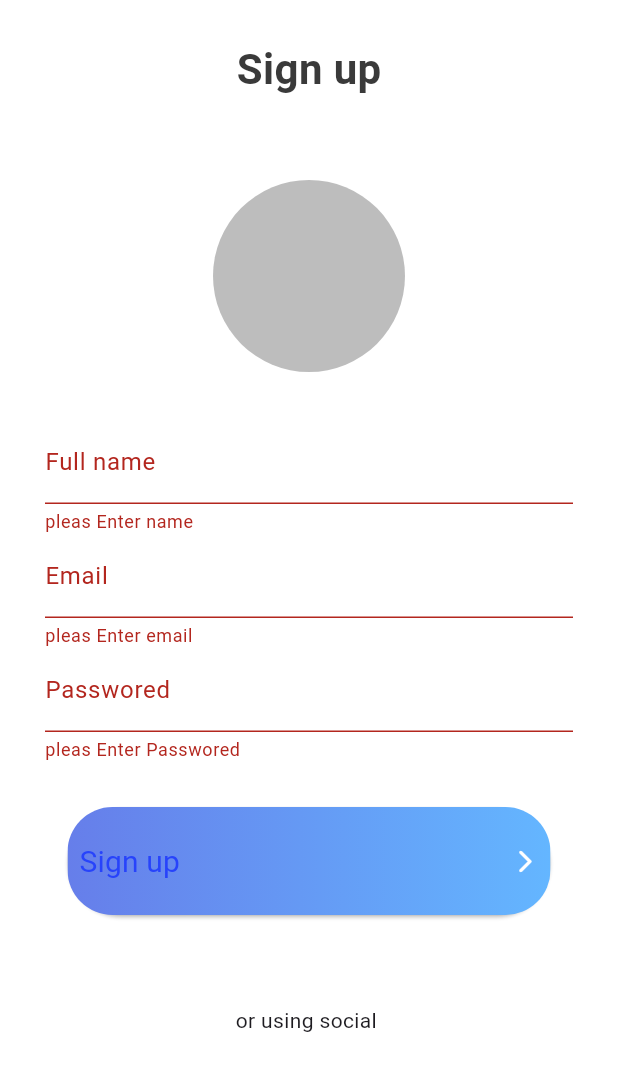
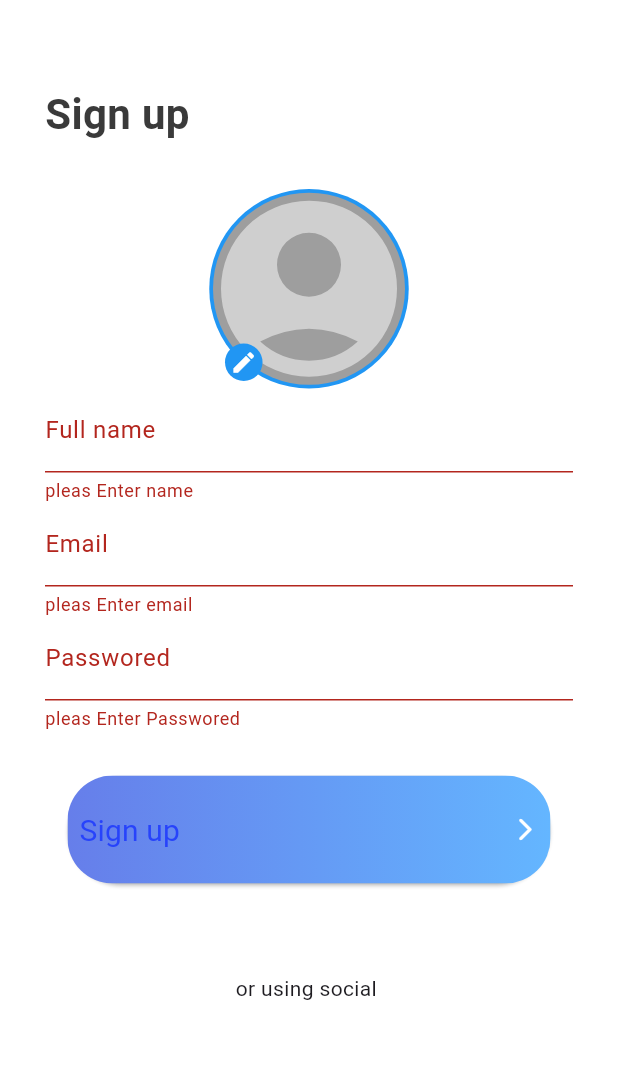
Before and after one commit to a7iiid/PTMA, a Flutter app: the SignUpScreen screen opened by its route, after a tap on "Sign up", on a phone screen of 412 x 824 dp. Shown: the top 1071 px of the screen. Run offline on Flutter 3.47's test engine with Material 3 defaults, Android fonts, the phone set to English and light mode, and no system bars; our stand-ins replace bloc, cloud_firestore, dartz, dio, firebase_auth, firebase_core and 10 more; missing offline and left inert: flutter_barcode_scanner, flutter_polyline_points, flutter_stripe, font_awesome_icon_class; accounts and stored records are empty; Roboto replaces fonts that are missing (Montserrat); project files that could hold a hidden picture were left out.

Commit message:
end sign up and user profile picture

```diff
--- a/lib/core/utils/images.dart
+++ b/lib/core/utils/images.dart
@@ -1,5 +1,13 @@
 class Assets {
   Assets._();
+
+  /// Assets for imagesApplePay
+  /// assets/images/applePay.svg
+  static const String imagesApplePay = "assets/images/applePay.svg";
+
+  /// Assets for imagesCard
+  /// assets/images/card.svg
+  static const String imagesCard = "assets/images/card.svg";
 
   /// Assets for imagesIsTrue
   /// assets/images/isTrue.svg
@@ -9,9 +17,25 @@ class Assets {
   /// assets/images/mainScreen.svg
   static const String imagesMainScreen = "assets/images/mainScreen.svg";
 
+  /// Assets for imagesMapStyleMapStyle
+  /// assets/images/map_style/mapStyle.json
+  static const String imagesMapStyleMapStyle = "assets/images/map_style/mapStyle.json";
+
+  /// Assets for imagesMarker
+  /// assets/images/marker.jpg
+  static const String imagesMarker = "assets/images/marker.jpg";
+
+  /// Assets for imagesMastercard
+  /// assets/images/mastercard.svg
+  static const String imagesMastercard = "assets/images/mastercard.svg";
+
   /// Assets for imagesMenuIcon
   /// assets/images/menuIcon.svg
   static const String imagesMenuIcon = "assets/images/menuIcon.svg";
+
+  /// Assets for imagesPaypal
+  /// assets/images/paypal.svg
+  static const String imagesPaypal = "assets/images/paypal.svg";
 
   /// Assets for imagesRectangle
   /// assets/images/Rectangle.svg
@@ -33,23 +57,11 @@ class Assets {
   /// assets/images/splash.jpg
   static const String imagesSplash = "assets/images/splash.jpg";
 
-  /// Assets for imagesApplePay
-  /// assets/images/applePay.svg
-  static const String imagesApplePay = "assets/images/applePay.svg";
-
-  /// Assets for imagesCard
-  /// assets/images/card.svg
-  static const String imagesCard = "assets/images/card.svg";
-
-  /// Assets for imagesMastercard
-  /// assets/images/mastercard.svg
-  static const String imagesMastercard = "assets/images/mastercard.svg";
-
-  /// Assets for imagesPaypal
-  /// assets/images/paypal.svg
-  static const String imagesPaypal = "assets/images/paypal.svg";
-
   /// Assets for imagesSuccess
   /// assets/images/success.svg
   static const String imagesSuccess = "assets/images/success.svg";
+
+  /// Assets for imagesUserProfilSvg
+  /// assets/images/userProfilSvg.svg
+  static const String imagesUserProfilSvg = "assets/images/userProfilSvg.svg";
 }
--- /dev/null
+++ b/lib/core/widget/custom_teaxt_form_field.dart
@@ -0,0 +1,36 @@
+import 'package:flutter/material.dart';
+
+class CustomTeaxtFormField extends StatelessWidget {
+  const CustomTeaxtFormField({
+    super.key,
+    required this.controlar,
+    required this.hintText,
+    required this.labelText,
+    required this.validatText,
+    this.keyboardType,
+  });
+
+  final TextEditingController controlar;
+  final TextInputType? keyboardType;
+  final String hintText;
+  final String labelText;
+  final String validatText;
+
+  @override
+  Widget build(BuildContext context) {
+    return TextFormField(
+      controller: controlar,
+      validator: (value) {
+        if (value!.isEmpty) {
+          return validatText;
+        }
+        return null;
+      },
+      keyboardType: keyboardType ?? TextInputType.name,
+      decoration: InputDecoration(
+          hintText: hintText,
+          label: Text(labelText),
+          enabledBorder: UnderlineInputBorder()),
+    );
+  }
+}
--- a/lib/feture/autth/manger/cubit/auth_state.dart
+++ b/lib/feture/autth/manger/cubit/auth_state.dart
@@ -17,3 +17,9 @@ final class Filur extends AuthState {
 final class success extends AuthState {}
 
 final class Loginstat extends AuthState {}
+
+final class ChangeUserPictiurSuccess extends AuthState {}
+
+final class ChangeUserPictiurFilur extends AuthState {}
+
+final class ChangeUserPictiurLoding extends AuthState {}
--- a/lib/feture/autth/presentation/view/signup.dart
+++ b/lib/feture/autth/presentation/view/signup.dart
@@ -1,10 +1,17 @@
+import 'dart:io';
+
 import 'package:flutter/material.dart';
+import 'package:flutter/widgets.dart';
 import 'package:flutter_bloc/flutter_bloc.dart';
 import 'package:flutter_svg/flutter_svg.dart';
 import 'package:ptma/core/utils/Style.dart';
 import 'package:ptma/core/utils/images.dart';
 import 'package:ptma/feture/autth/manger/cubit/auth_cubit.dart';
+import '../../../../core/utils/image_picker/image_picer.dart';
 import '../../../../core/widget/custom_button.dart';
+import '../../../../core/widget/custom_teaxt_form_field.dart';
+import '../widget/set_user_image.dart';
+import '../widget/user_name_input.dart';
 
 class SignUpScreen extends StatefulWidget {
   const SignUpScreen({super.key});
@@ -35,14 +42,11 @@ class _SignUpScreenState extends State<SignUpScreen> {
       key: key,
       child: Scaffold(
         body: SafeArea(
-          child: BlocProvider(
-            create: (context) => AuthAppCubit(),
           child: form(
             emailControlar: emailControlar,
             pasControlar: pasControlar,
             nameControlar: nameControlar,
             formKey: key,
-            ),
           ),
         ),
       ),
@@ -66,97 +70,42 @@ class form extends StatelessWidget {
   GlobalKey<FormState> formKey;
   Widget preficon = SvgPicture.asset(Assets.imagesIsTrue);
 
-  bool isEmail = false;
-  bool isPass = false;
   @override
   Widget build(BuildContext context) {
-    return BlocBuilder<AuthAppCubit, AuthState>(builder: (context, state) {
+    return BlocProvider(
+      create: (context) => AuthAppCubit(),
+      child: BlocConsumer<AuthAppCubit, AuthState>(
+          listener: (context, state) {},
+          builder: (context, state) {
             return SingleChildScrollView(
               padding: const EdgeInsets.all(30),
               child: Column(
                 children: [
-            // const SizedBox(
-            //   height: 130,
-            // ),
-            const Text('Sign up', style: AppStyle.bold28blak),
+                  const SizedBox(
+                    height: 30,
+                  ),
+                  const Row(
+                    children: [
+                      Text('Sign up', style: AppStyle.bold28blak),
+                      Spacer()
+                    ],
+                  ),
                   const SizedBox(
                     height: 33,
                   ),
-            Container(
-              width: 128.0,
-              height: 128.0,
-              margin: const EdgeInsets.only(
-                top: 24.0,
-                bottom: 32.0,
+                  SetUserImage(),
+                  UserNameInput(nameControlar: nameControlar),
+                  CustomTeaxtFormField(
+                    controlar: emailControlar,
+                    validatText: 'pleas Enter email',
+                    hintText: 'Email',
+                    labelText: 'Email',
                   ),
-              clipBehavior: Clip.antiAlias,
-              decoration: BoxDecoration(
-                color: Colors.black26,
-                shape: BoxShape.circle,
-              ),
-            ),
-            TextFormField(
-              controller: nameControlar,
-              validator: (value) {
-                if (value!.isEmpty) {
-                  return 'pleas Enter name';
-                }
-                return null;
-              },
-              keyboardType: TextInputType.emailAddress,
-              decoration: InputDecoration(
-                  hintText: 'Full name',
-                  suffix: isEmail ? preficon : null,
-                  label: const Text('Full name'),
-                  enabledBorder: const UnderlineInputBorder()),
-            ),
-            TextFormField(
-              controller: emailControlar,
-              validator: (value) {
-                if (value!.isEmpty) {
-                  return 'pleas Enter email';
-                }
-                return null;
-              },
-              keyboardType: TextInputType.emailAddress,
-              decoration: InputDecoration(
-                  hintText: 'Email Address',
-                  suffix: isEmail ? preficon : null,
-                  label: const Text('Email'),
-                  enabledBorder: const UnderlineInputBorder()),
-              onChanged: (value) {
-                if (RegExp(
-                        r"^[a-zA-Z0-9.a-zA-Z0-9.!#$%&'*+-/=?^_`{|}~]+@[a-zA-Z0-9]+\.[a-zA-Z]+")
-                    .hasMatch(value)) {
-                  isEmail = true;
-                } else {
-                  isEmail = false;
-                }
-                AuthAppCubit.get(context).inputfilde();
-              },
-            ),
-            TextFormField(
-              controller: pasControlar,
-              validator: (value) {
-                if (value!.isEmpty) {
-                  return 'pleas Enter Passwored';
-                }
-                return null;
-              },
-              decoration: InputDecoration(
+                  CustomTeaxtFormField(
+                    controlar: pasControlar,
+                    validatText: "pleas Enter Passwored",
                     hintText: 'Passwored',
-                  suffix: isPass == true ? preficon : null,
-                  label: const Text('Passwored'),
-                  enabledBorder: const UnderlineInputBorder()),
-              onChanged: (value) {
-                if (value.length >= 8) {
-                  isPass = true;
-                } else {
-                  isPass = false;
-                }
-
-                AuthAppCubit.get(context).inputfilde();
-              },
+                    labelText: 'Passwored',
                   ),
                   const SizedBox(
                     height: 30,
@@ -168,8 +117,11 @@ class form extends StatelessWidget {
                     iconcolor: Colors.white,
                     function: () {
                       if (formKey.currentState!.validate()) {
-                  AuthAppCubit.get(context).creatAcaunte(emailControlar.text,
-                      pasControlar.text, nameControlar.text, context);
+                        AuthAppCubit.get(context).creatAcaunte(
+                            emailControlar.text,
+                            pasControlar.text,
+                            nameControlar.text,
+                            context);
                       }
                     },
                   ),
@@ -177,10 +129,12 @@ class form extends StatelessWidget {
                     height: 60,
                   ),
                   const Align(
-                alignment: Alignment.center, child: Text('or using social '))
+                      alignment: Alignment.center,
+                      child: Text('or using social '))
                 ],
               ),
             );
-    });
+          }),
+    );
   }
 }
--- /dev/null
+++ b/lib/feture/autth/presentation/widget/set_user_image.dart
@@ -0,0 +1,74 @@
+import 'package:flutter/material.dart';
+import 'package:flutter_svg/flutter_svg.dart';
+import 'package:ptma/core/utils/images.dart';
+import 'package:ptma/feture/autth/manger/cubit/auth_cubit.dart';
+
+class SetUserImage extends StatelessWidget {
+  SetUserImage({
+    super.key,
+  });
+
+  @override
+  Widget build(BuildContext context) {
+    return GestureDetector(
+      onTap: () async {
+        await AuthAppCubit.get(context).SetUserPictur();
+      },
+      child: Stack(
+        alignment: Alignment.center, // Add this line
+        clipBehavior: Clip.none,
+        children: [
+          Align(
+            // Wrap the container with Align
+            alignment: Alignment.center, // Add this line
+            child: Container(
+              width: 133.0,
+              height: 133.0,
+              decoration: const BoxDecoration(
+                color: Colors.blue,
+                shape: BoxShape.circle,
+              ),
+            ),
+          ),
+          Align(
+            // Wrap the container with Align
+            alignment: Alignment.center, // Add this line
+            child: Container(
+              width: 128.0,
+              height: 128.0,
+              decoration: const BoxDecoration(
+                color: Colors.grey,
+                shape: BoxShape.circle,
+              ),
+              child: AuthAppCubit.get(context).pickImageServes.file == null
+                  ? SvgPicture.asset(Assets.imagesUserProfilSvg)
+                  : CircleAvatar(
+                      backgroundImage: FileImage(
+                          AuthAppCubit.get(context).pickImageServes.file!)),
+            ),
+          ),
+          Positioned(
+            bottom: 5,
+            left: 120,
+            child: Align(
+              alignment: Alignment.bottomLeft,
+              child: Container(
+                width: 25,
+                height: 25.0,
+                decoration: const BoxDecoration(
+                  color: Colors.blue,
+                  shape: BoxShape.circle,
+                ),
+                child: const Icon(
+                  Icons.edit,
+                  color: Colors.white,
+                  size: 18,
+                ),
+              ),
+            ),
+          ),
+        ],
+      ),
+    );
+  }
+}
--- /dev/null
+++ b/lib/feture/autth/presentation/widget/user_name_input.dart
@@ -0,0 +1,27 @@
+import 'package:flutter/material.dart';
+
+class UserNameInput extends StatelessWidget {
+  const UserNameInput({
+    super.key,
+    required this.nameControlar,
+  });
+
+  final TextEditingController nameControlar;
+
+  @override
+  Widget build(BuildContext context) {
+    return TextFormField(
+      controller: nameControlar,
+      validator: (value) {
+        if (value!.isEmpty) {
+          return 'pleas Enter name';
+        }
+        return null;
+      },
+      decoration: const InputDecoration(
+          hintText: 'Full name',
+          label: Text('Full name'),
+          enabledBorder: UnderlineInputBorder()),
+    );
+  }
+}
```
Also changed, not shown: lib/core/utils/image_picker/image_picer.dart (+15 -8 lines), lib/core/widget/user_image.dart (+7 -2 lines), lib/feture/autth/manger/cubit/auth_cubit.dart (+20 -8 lines), lib/feture/autth/presentation/view/signin.dart (+11 -47 lines), assets/images/userProfilSvg.svg (added). Lines whose indentation alone changed are shown as unchanged.
